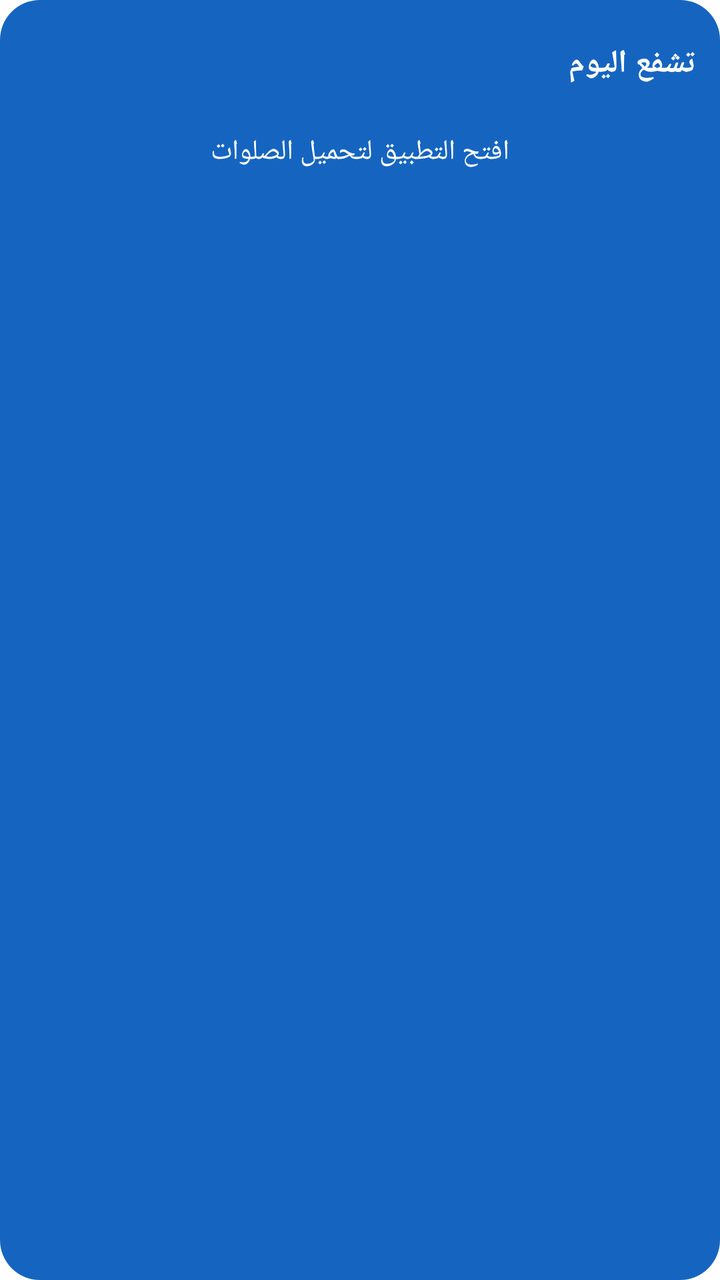
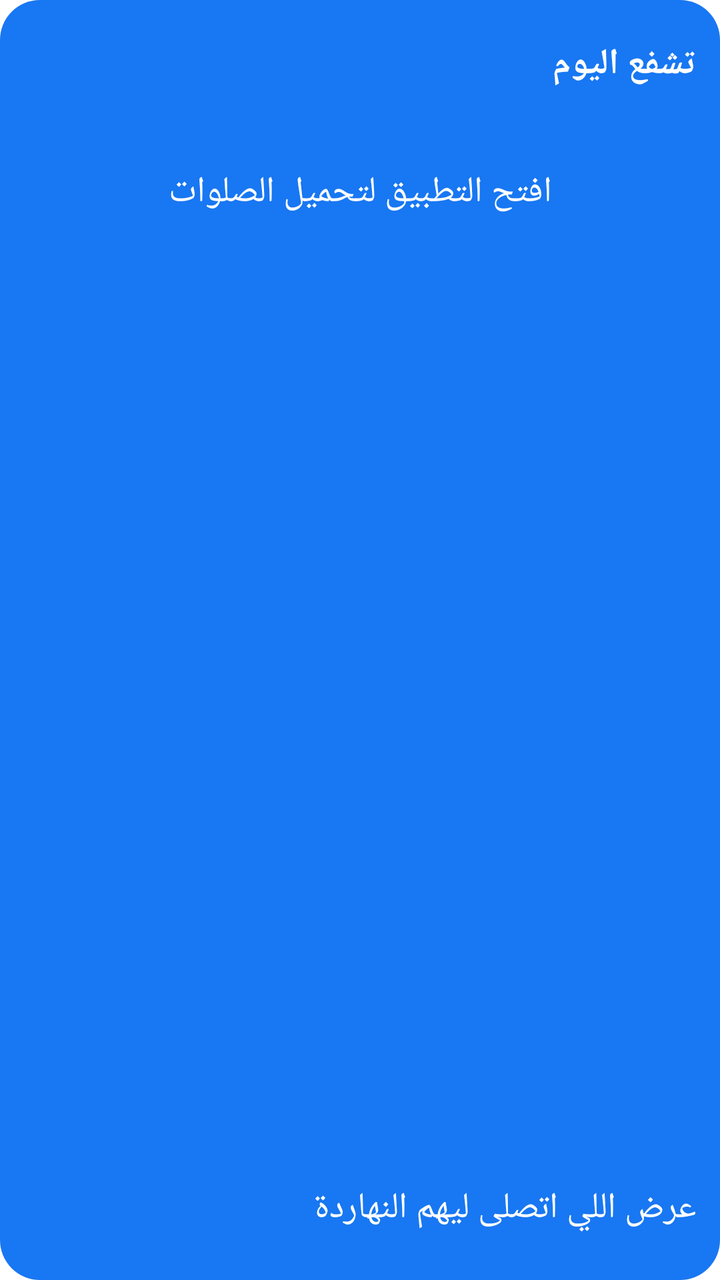

Before-and-after screenshots of an Android layout around one commit, followed by the original layout XML and the change that was made.
<!-- AndroidManifest.xml: fallback theme Theme.MaterialComponents.DayNight.NoActionBar -->
<!-- res/layout/intercede_widget.xml -->
<?xml version="1.0" encoding="utf-8"?>
<LinearLayout xmlns:android="http://schemas.android.com/apk/res/android" android:layout_width="match_parent" android:layout_height="match_parent" android:orientation="vertical" android:layoutDirection="rtl" android:padding="12dp" android:background="@drawable/intercede_widget_bg">
    <TextView android:id="@+id/intercede_title" android:layout_width="match_parent" android:layout_height="40dp" android:gravity="center_vertical|start" android:text="تشفع اليوم" android:textStyle="bold" android:fontFamily="@font/cairo" android:textColor="#FFFFFF" android:textSize="16sp" />
    <TextView android:id="@+id/intercede_message" android:layout_width="match_parent" android:layout_height="wrap_content" android:minHeight="48dp" android:gravity="center" android:text="افتح التطبيق لتحميل الصلوات" android:fontFamily="@font/cairo" android:textColor="#FFFFFF" android:textSize="14sp" />
    <TextView android:id="@+id/intercede_row_1" android:layout_width="match_parent" android:layout_height="48dp" android:gravity="center_vertical|start" android:fontFamily="@font/cairo" android:textSize="14sp" android:textColor="#FFFFFF" android:maxLines="2" android:ellipsize="end" android:background="?android:attr/selectableItemBackground" />
    <TextView android:id="@+id/intercede_row_2" android:layout_width="match_parent" android:layout_height="48dp" android:gravity="center_vertical|start" android:fontFamily="@font/cairo" android:textSize="14sp" android:textColor="#FFFFFF" android:maxLines="2" android:ellipsize="end" android:background="?android:attr/selectableItemBackground" />
    <TextView android:id="@+id/intercede_row_3" android:layout_width="match_parent" android:layout_height="48dp" android:gravity="center_vertical|start" android:fontFamily="@font/cairo" android:textSize="14sp" android:textColor="#FFFFFF" android:maxLines="2" android:ellipsize="end" android:background="?android:attr/selectableItemBackground" />
    <TextView android:id="@+id/intercede_row_4" android:layout_width="match_parent" android:layout_height="48dp" android:gravity="center_vertical|start" android:fontFamily="@font/cairo" android:textSize="14sp" android:textColor="#FFFFFF" android:maxLines="2" android:ellipsize="end" android:background="?android:attr/selectableItemBackground" />
    <TextView android:id="@+id/intercede_row_5" android:layout_width="match_parent" android:layout_height="48dp" android:gravity="center_vertical|start" android:fontFamily="@font/cairo" android:textSize="14sp" android:textColor="#FFFFFF" android:maxLines="2" android:ellipsize="end" android:background="?android:attr/selectableItemBackground" />
</LinearLayout>
<!-- resources referenced by this layout -->
<resources>
  <!-- drawable intercede_widget_bg (drawable) -->
  <shape xmlns:android="http://schemas.android.com/apk/res/android"><solid android:color="#1565C0"/><corners android:radius="20dp"/></shape>
</resources>

<!-- the commit's change to res/layout/intercede_widget.xml (unified diff, before → after) -->
@@ -1,10 +1,11 @@
 <?xml version="1.0" encoding="utf-8"?>
-<LinearLayout xmlns:android="http://schemas.android.com/apk/res/android" android:layout_width="match_parent" android:layout_height="match_parent" android:orientation="vertical" android:layoutDirection="rtl" android:padding="12dp" android:background="@drawable/intercede_widget_bg">
-    <TextView android:id="@+id/intercede_title" android:layout_width="match_parent" android:layout_height="40dp" android:gravity="center_vertical|start" android:text="تشفع اليوم" android:textStyle="bold" android:fontFamily="@font/cairo" android:textColor="#FFFFFF" android:textSize="16sp" />
-    <TextView android:id="@+id/intercede_message" android:layout_width="match_parent" android:layout_height="wrap_content" android:minHeight="48dp" android:gravity="center" android:text="افتح التطبيق لتحميل الصلوات" android:fontFamily="@font/cairo" android:textColor="#FFFFFF" android:textSize="14sp" />
-    <TextView android:id="@+id/intercede_row_1" android:layout_width="match_parent" android:layout_height="48dp" android:gravity="center_vertical|start" android:fontFamily="@font/cairo" android:textSize="14sp" android:textColor="#FFFFFF" android:maxLines="2" android:ellipsize="end" android:background="?android:attr/selectableItemBackground" />
-    <TextView android:id="@+id/intercede_row_2" android:layout_width="match_parent" android:layout_height="48dp" android:gravity="center_vertical|start" android:fontFamily="@font/cairo" android:textSize="14sp" android:textColor="#FFFFFF" android:maxLines="2" android:ellipsize="end" android:background="?android:attr/selectableItemBackground" />
-    <TextView android:id="@+id/intercede_row_3" android:layout_width="match_parent" android:layout_height="48dp" android:gravity="center_vertical|start" android:fontFamily="@font/cairo" android:textSize="14sp" android:textColor="#FFFFFF" android:maxLines="2" android:ellipsize="end" android:background="?android:attr/selectableItemBackground" />
-    <TextView android:id="@+id/intercede_row_4" android:layout_width="match_parent" android:layout_height="48dp" android:gravity="center_vertical|start" android:fontFamily="@font/cairo" android:textSize="14sp" android:textColor="#FFFFFF" android:maxLines="2" android:ellipsize="end" android:background="?android:attr/selectableItemBackground" />
-    <TextView android:id="@+id/intercede_row_5" android:layout_width="match_parent" android:layout_height="48dp" android:gravity="center_vertical|start" android:fontFamily="@font/cairo" android:textSize="14sp" android:textColor="#FFFFFF" android:maxLines="2" android:ellipsize="end" android:background="?android:attr/selectableItemBackground" />
+<LinearLayout xmlns:android="http://schemas.android.com/apk/res/android" android:layout_width="match_parent" android:layout_height="match_parent" android:orientation="vertical" android:layoutDirection="rtl" android:padding="12dp" android:background="@drawable/verse_widget_bg">
+    <TextView android:id="@+id/intercede_title" android:layout_width="match_parent" android:layout_height="40dp" android:gravity="center_vertical|start" android:text="تشفع اليوم" android:textStyle="bold" android:fontFamily="@font/cairo" android:textColor="#FFFFFF" android:textSize="16sp" android:autoSizeTextType="uniform" android:autoSizeStepGranularity="1sp" android:autoSizeMinTextSize="10sp" android:autoSizeMaxTextSize="18sp" />
+    <TextView android:id="@+id/intercede_message" android:layout_width="match_parent" android:layout_height="0dp" android:minHeight="48dp" android:gravity="center" android:text="افتح التطبيق لتحميل الصلوات" android:fontFamily="@font/cairo" android:textColor="#FFFFFF" android:textSize="14sp" android:autoSizeTextType="uniform" android:autoSizeStepGranularity="1sp" android:autoSizeMinTextSize="10sp" android:autoSizeMaxTextSize="18sp" android:layout_weight="1" android:maxLines="4" />
+    <TextView android:id="@+id/intercede_row_1" android:layout_width="match_parent" android:layout_height="0dp" android:gravity="center_vertical|start" android:fontFamily="@font/cairo" android:textSize="14sp" android:textColor="#FFFFFF" android:maxLines="3" android:ellipsize="end" android:background="?android:attr/selectableItemBackground" android:autoSizeTextType="uniform" android:autoSizeStepGranularity="1sp" android:autoSizeMinTextSize="10sp" android:autoSizeMaxTextSize="22sp" android:layout_weight="1" android:minHeight="48dp" />
+    <TextView android:id="@+id/intercede_row_2" android:layout_width="match_parent" android:layout_height="0dp" android:gravity="center_vertical|start" android:fontFamily="@font/cairo" android:textSize="14sp" android:textColor="#FFFFFF" android:maxLines="3" android:ellipsize="end" android:background="?android:attr/selectableItemBackground" android:autoSizeTextType="uniform" android:autoSizeStepGranularity="1sp" android:autoSizeMinTextSize="10sp" android:autoSizeMaxTextSize="22sp" android:layout_weight="1" android:minHeight="48dp" />
+    <TextView android:id="@+id/intercede_row_3" android:layout_width="match_parent" android:layout_height="0dp" android:gravity="center_vertical|start" android:fontFamily="@font/cairo" android:textSize="14sp" android:textColor="#FFFFFF" android:maxLines="3" android:ellipsize="end" android:background="?android:attr/selectableItemBackground" android:autoSizeTextType="uniform" android:autoSizeStepGranularity="1sp" android:autoSizeMinTextSize="10sp" android:autoSizeMaxTextSize="22sp" android:layout_weight="1" android:minHeight="48dp" />
+    <TextView android:id="@+id/intercede_row_4" android:layout_width="match_parent" android:layout_height="0dp" android:gravity="center_vertical|start" android:fontFamily="@font/cairo" android:textSize="14sp" android:textColor="#FFFFFF" android:maxLines="3" android:ellipsize="end" android:background="?android:attr/selectableItemBackground" android:autoSizeTextType="uniform" android:autoSizeStepGranularity="1sp" android:autoSizeMinTextSize="10sp" android:autoSizeMaxTextSize="22sp" android:layout_weight="1" android:minHeight="48dp" />
+    <TextView android:id="@+id/intercede_row_5" android:layout_width="match_parent" android:layout_height="0dp" android:gravity="center_vertical|start" android:fontFamily="@font/cairo" android:textSize="14sp" android:textColor="#FFFFFF" android:maxLines="3" android:ellipsize="end" android:background="?android:attr/selectableItemBackground" android:autoSizeTextType="uniform" android:autoSizeStepGranularity="1sp" android:autoSizeMinTextSize="10sp" android:autoSizeMaxTextSize="22sp" android:layout_weight="1" android:minHeight="48dp" />
+    <TextView android:id="@+id/intercede_toggle" android:layout_width="match_parent" android:layout_height="48dp" android:gravity="center_vertical|start" android:fontFamily="@font/cairo" android:textSize="13sp" android:textColor="#FFFFFF" android:maxLines="2" android:background="?android:attr/selectableItemBackground" android:text="عرض اللي اتصلى ليهم النهاردة" android:autoSizeTextType="uniform" android:autoSizeStepGranularity="1sp" android:autoSizeMinTextSize="10sp" android:autoSizeMaxTextSize="18sp" />
 </LinearLayout>
<!-- resource entries referenced after the edit -->
@@ -1,6 +1,10 @@
 <!-- resources referenced by this layout -->
 <resources>
-  <!-- drawable intercede_widget_bg (drawable) -->
-  <shape xmlns:android="http://schemas.android.com/apk/res/android"><solid android:color="#1565C0"/><corners android:radius="20dp"/></shape>
+  <!-- drawable verse_widget_bg (drawable) -->
+  <?xml version="1.0" encoding="utf-8"?>
+  <shape xmlns:android="http://schemas.android.com/apk/res/android">
+      <solid android:color="#1877F2" />
+      <corners android:radius="20dp" />
+  </shape>
 </resources>
 
